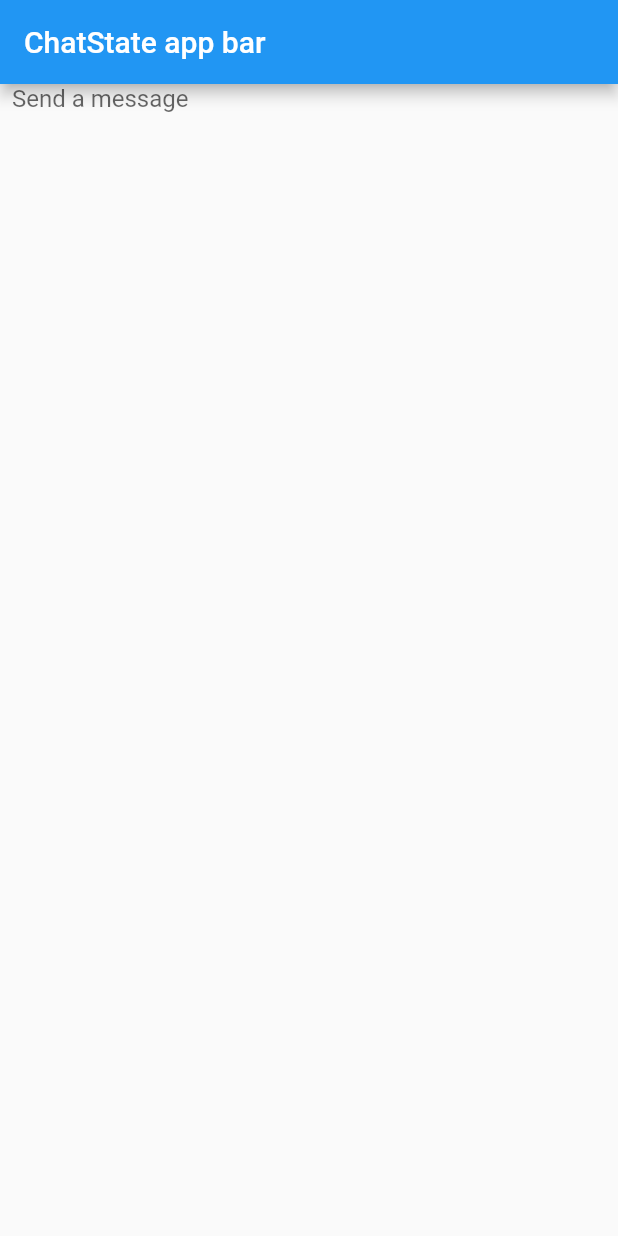
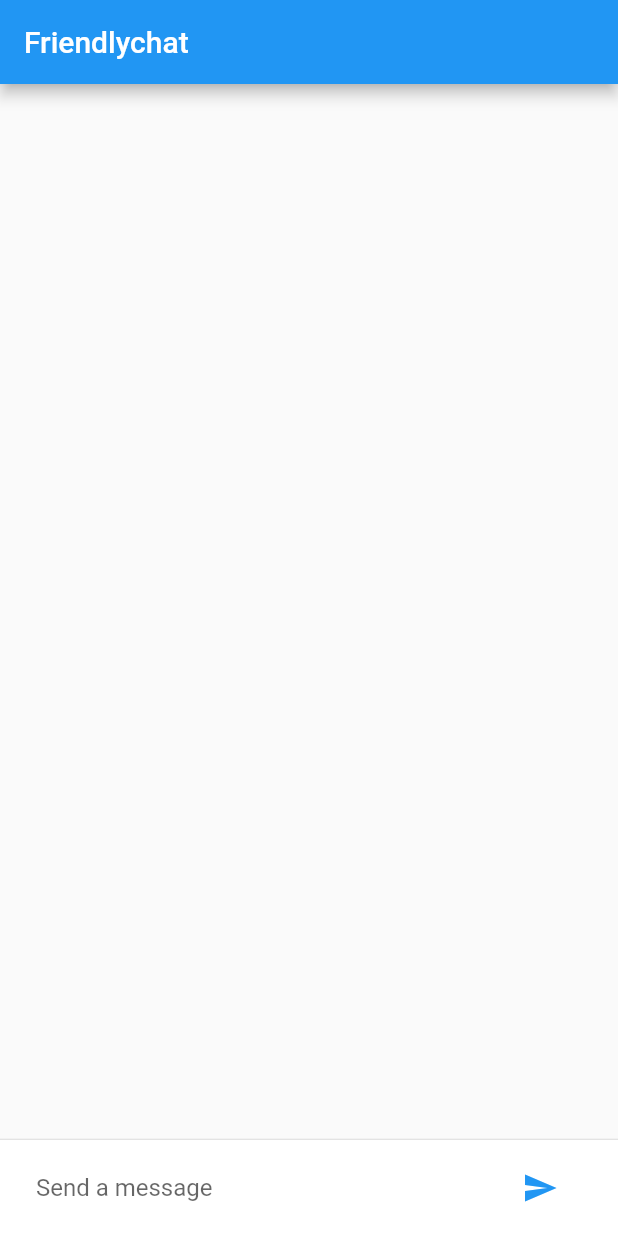
Before and after one commit to fmatosqg/flutter-sample, a Flutter app: the screen it shows after launch, on a phone screen of 412 x 824 dp. Run offline on Flutter 3.47's test engine with Material 2 defaults, Android fonts, the phone set to English and light mode, and no system bars.

Commit message:
Add chat bubbles

```diff
--- a/lib/main.dart
+++ b/lib/main.dart
@@ -27,27 +27,128 @@ class ChatScreen extends StatefulWidget {
 class ChatScreenState extends State<ChatScreen> {
 
   final TextEditingController _textController = new TextEditingController();
+  final List<ChatMessage> _messages = <ChatMessage>[];
 
-  @override
+  void _handleSubmitted(String text) {
+    _textController.clear();
+
+    ChatMessage message = new ChatMessage(text: text,);
+
+    setState(() {
+      _messages.insert(0, message);
+    });
+  }
+
   Widget build(BuildContext context) {
     return new Scaffold(
-      appBar: new AppBar(title: new Text('ChatState app bar')),
-      body: _buildTextComposer(),
+      appBar: new AppBar(title: new Text("Friendlychat")),
+      body: new Column(
+        children: <Widget>[
+          new Flexible(
+            child: new ListView.builder(
+              padding: new EdgeInsets.all(8.0),
+              reverse: true,
+              itemBuilder: (_, int index) => _messages[index],
+              itemCount: _messages.length,
+            ),
+          ),
+          new Divider(height: 1.0),
+          new Container(
+            decoration: new BoxDecoration(
+                color: Theme
+                    .of(context)
+                    .cardColor), //new
+            child: _buildTextComposer(), //modified
+          ),
+        ],
+      ),
     );
   }
 
   Widget _buildTextComposer() {
+    return
+
+      new Theme(data: new ThemeData(accentColor: Colors.green,
+          textTheme: new TextTheme(title: new TextStyle(color: Colors.green),
+//            body1: new TextStyle(color: Colors.green),
+//            body2: new TextStyle(color: Colors.green),
+            subhead: new TextStyle(color: Colors.green),
+
+          )),
+          child:
+
+          new IconTheme(data:
+          new IconThemeData(color: Theme
+              .of(context)
+              .accentColor),
+              child:
+              new Container(
+                  padding: const EdgeInsets.symmetric(horizontal: 16.0),
+                  margin: const EdgeInsets.symmetric(
+                      horizontal: 8.0, vertical: 8.0),
+                  color: Colors.white,
+                  child: new Row(
+                    children: <Widget>[
+                      new Flexible(
+                          child: new TextField(
+                            keyboardType: TextInputType.emailAddress,
+                            maxLines: 1,
+                            controller: _textController,
+                            onSubmitted: _handleSubmitted,
+                            decoration: new InputDecoration.collapsed(
+                                hintText: "Send a message"),
+                          )
+                      ),
+                      new Container(
+                        margin: new EdgeInsets.symmetric(horizontal: 4.0),
+                        child: new IconButton(
+                            icon: new Icon(Icons.send,),
+                            onPressed: () =>
+                                _handleSubmitted(_textController.text)),
+                      )
+                    ],
+                  )
+
+              )
+          ));
+  }
+
+}
+
+class ChatMessage extends StatelessWidget {
+  ChatMessage({this.text});
+
+  final String text;
+
+  @override
+  Widget build(BuildContext context) {
     return new Container(
-        margin: const EdgeInsets.symmetric(horizontal: 8.0),
-        child: new TextField(
-          controller: _textController,
-          onSubmitted: _handleSubmitted,
-          decoration: new InputDecoration.collapsed(hintText: "Send a message"),
-        )
+      margin: const EdgeInsets.symmetric(vertical: 10.0),
+      child: new Row(
+        crossAxisAlignment: CrossAxisAlignment.start,
+        children: <Widget>[
+          new Container(
+            margin: const EdgeInsets.only(right: 16.0),
+            child: new CircleAvatar(child: new Text(_name[0])),
+          ),
+          new Column(
+            crossAxisAlignment: CrossAxisAlignment.start,
+            children: <Widget>[
+              new Text(_name, style: Theme
+                  .of(context)
+                  .textTheme
+                  .subhead),
+              new Container(
+                margin: const EdgeInsets.only(top: 5.0),
+                child: new Text(text),
+              ),
+            ],
+          ),
+        ],
+      ),
     );
   }
+}
 
-  void _handleSubmitted(String text) {
-    _textController.clear();
-  }
-}
+
+const String _name = "John Doe";
```
